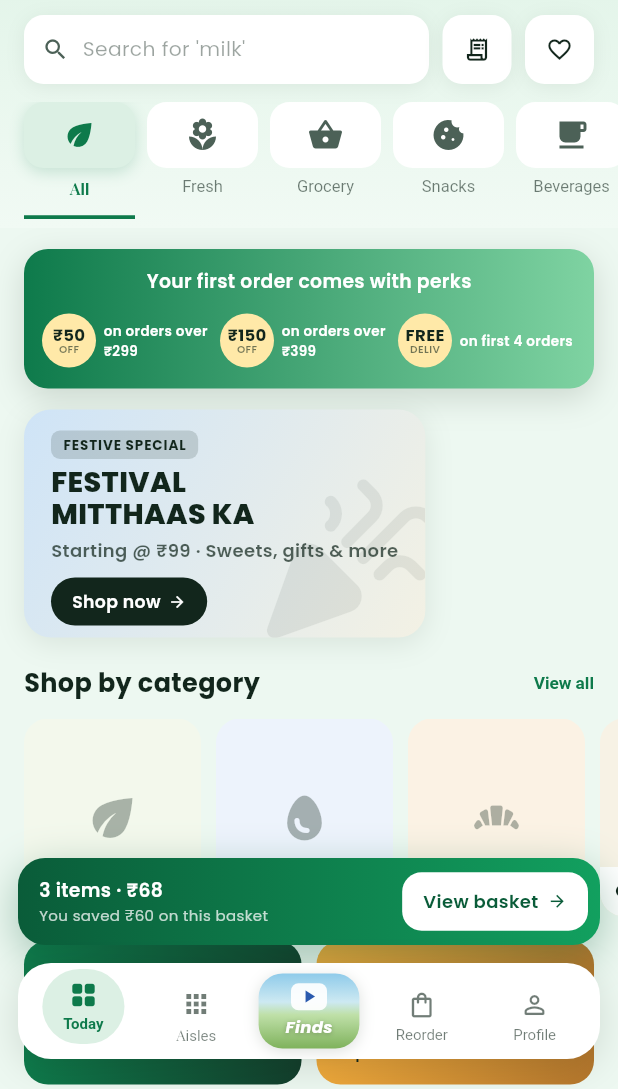
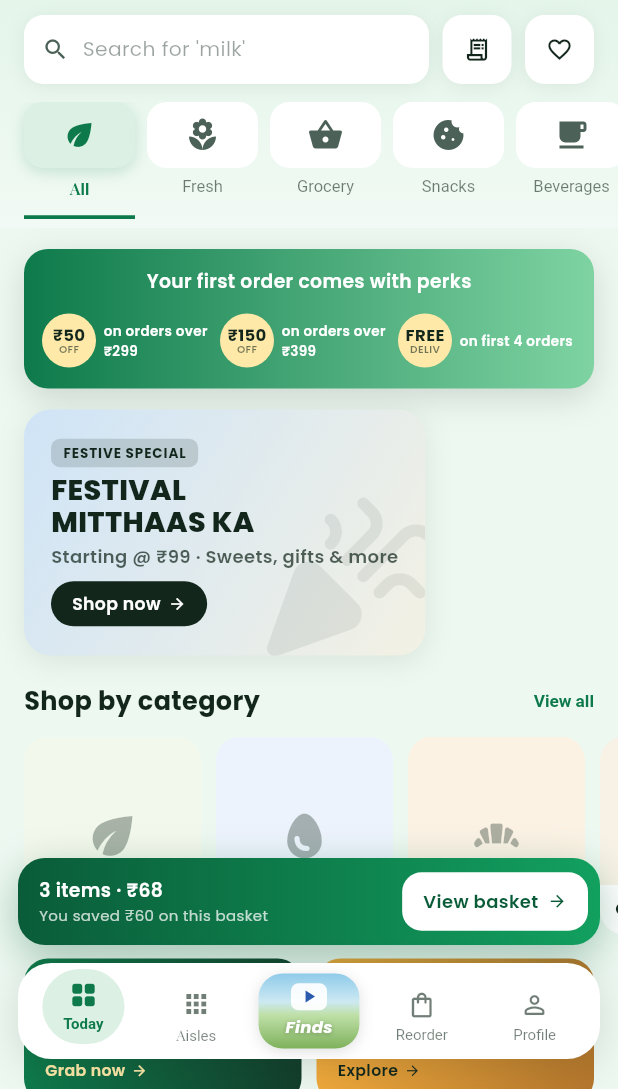
Before and after one commit to Inscrutable21/Livero_fresh, a Flutter app: the screen it shows after launch, on a phone screen of 412 x 824 dp, the part 147-1236 px from its top. Run offline on Flutter 3.47's test engine with Material 3 defaults, Android fonts, the phone set to English and light mode, and no system bars; our stand-ins replace google_fonts.

Commit message:
Fixed banner overflow

```diff
--- a/lib/screens/home_screen.dart
+++ b/lib/screens/home_screen.dart
@@ -391,7 +391,7 @@ class HomeScreen extends StatelessWidget {
         switchOutCurve: Curves.easeInOutCubic,
         child: Container(
           key: ValueKey<String>(currentTab),
-          height: 152,
+          height: 164,
           decoration: BoxDecoration(
             borderRadius: BorderRadius.circular(18),
             gradient: banner.gradient,
@@ -416,7 +416,7 @@ class HomeScreen extends StatelessWidget {
                 ),
               ),
               Padding(
-                padding: const EdgeInsets.fromLTRB(18, 14, 18, 14),
+                padding: const EdgeInsets.fromLTRB(18, 12, 18, 12),
                 child: Column(
                   crossAxisAlignment: CrossAxisAlignment.start,
                   mainAxisAlignment: MainAxisAlignment.center,
@@ -447,7 +447,7 @@ class HomeScreen extends StatelessWidget {
                         height: 1.08,
                       ),
                     ),
-                    const SizedBox(height: 5),
+                    const SizedBox(height: 4),
                     Text(
                       banner.subtitle,
                       style: TextStyle(
@@ -456,11 +456,11 @@ class HomeScreen extends StatelessWidget {
                         color: banner.textColor.withValues(alpha: 0.72),
                       ),
                     ),
-                    const SizedBox(height: 10),
+                    const SizedBox(height: 8),
                     GestureDetector(
                       onTap: () => app.openList(banner.targetCategory),
                       child: Container(
-                        padding: const EdgeInsets.symmetric(horizontal: 14, vertical: 8),
+                        padding: const EdgeInsets.symmetric(horizontal: 14, vertical: 7),
                         decoration: BoxDecoration(
                           color: banner.buttonColor,
                           borderRadius: BorderRadius.circular(100),
```
